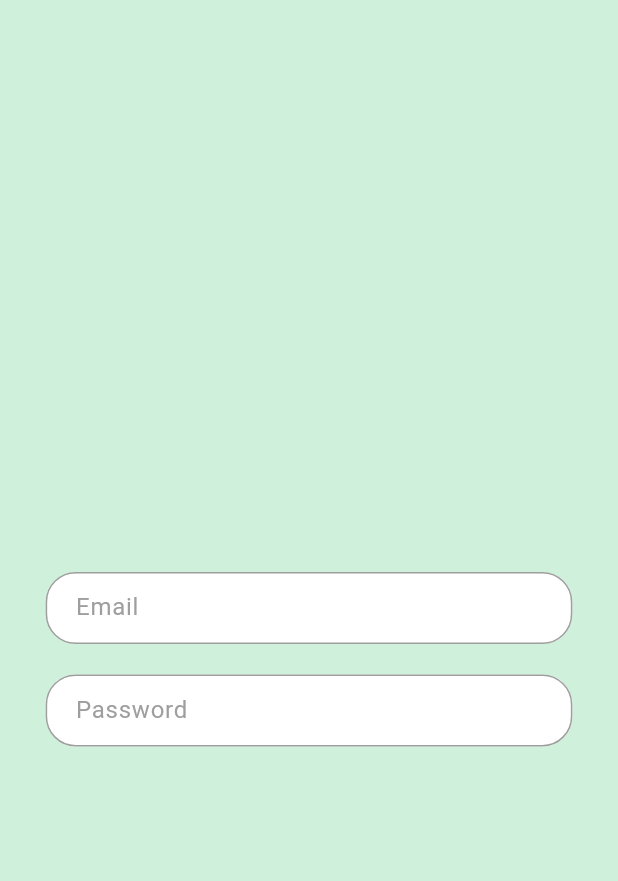
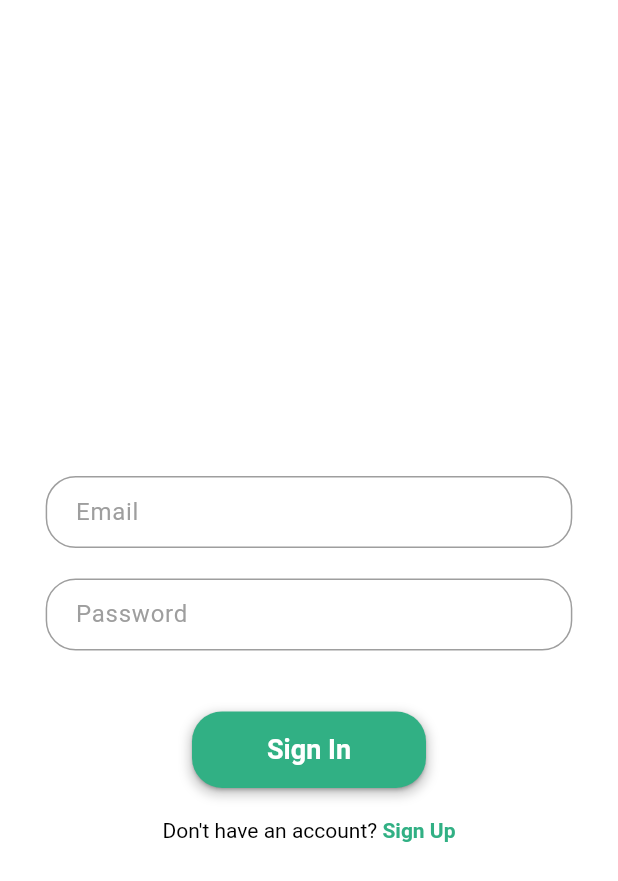
Before and after one commit to HamadaStudy/EZVocab, a Flutter app: the screen it shows after launch, on a phone screen of 412 x 824 dp. Shown: the top 881 px of the screen. Run offline on Flutter 3.47's test engine with Material 3 defaults, Android fonts, the light colour scheme and no system bars.

Commit message:
signup&signinページの実装

```diff
--- /dev/null
+++ b/lib/core/theme/app_pallete.dart
@@ -0,0 +1,19 @@
+import 'package:flutter/material.dart';
+
+class Pallete {
+  static const primaryColor = Color(0xFF31B084);
+  static const backgroundColor = Colors.white;
+  static const textColor = Colors.black;
+
+  static const borderColor = Colors.grey;
+
+  static const cardColor = Color.fromRGBO(30, 30, 30, 1);
+  static const greenColor = Colors.green;
+  static const subtitleText = Color(0xffa7a7a7);
+  static const inactiveBottomBarItemColor = Color(0xffababab);
+
+  static const Color whiteColor = Colors.white;
+  static const Color greyColor = Colors.grey;
+  static const Color errorColor = Colors.redAccent;
+  static const Color transparentColor = Colors.transparent;
+}
--- a/lib/core/theme/app_styles.dart
+++ b/lib/core/theme/app_styles.dart
@@ -3,8 +3,9 @@ import 'package:ezvocab/core/theme/size_config.dart';
 import 'package:flutter/material.dart';
 
 class AppStyles {
-  static const Color primaryColor = Color(0xFF296e48);
-  static const Color backgroundColor = Color.fromARGB(255, 207, 241, 219);
+  // static const Color primaryColor = Color(0xFF296e48);
+  // static const Color primaryColor = Color.fromARGB(255, 39, 105, 72);
+  // static const Color backgroundColor = Color.fromARGB(255, 49, 176, 132);
 
   static final headingTextStyle = TextStyle(
     fontSize: SizeConfig.getProportionateFontSize(36),
--- a/lib/core/widgets/common_text_field.dart
+++ b/lib/core/widgets/common_text_field.dart
@@ -1,3 +1,4 @@
+import 'package:ezvocab/core/theme/app_pallete.dart';
 import 'package:ezvocab/core/theme/app_styles.dart';
 import 'package:flutter/material.dart';
 
@@ -35,7 +36,7 @@ class CommonTextField extends StatelessWidget {
         focusedBorder: OutlineInputBorder(
           borderRadius: BorderRadius.circular(20.0),
           borderSide: const BorderSide(
-            color: AppStyles.primaryColor,
+            color: Pallete.borderColor,
             width: 2.0,
           ),
         ),
@@ -44,7 +45,7 @@ class CommonTextField extends StatelessWidget {
           horizontal: 16.0,
         ),
       ),
-      cursorColor: AppStyles.primaryColor,
+      cursorColor: Pallete.primaryColor,
     );
   }
 }
--- /dev/null
+++ b/lib/features/authentication/view/screens/sign_in_screen.dart
@@ -0,0 +1,78 @@
+import 'package:ezvocab/core/theme/app_pallete.dart';
+import 'package:ezvocab/core/theme/size_config.dart';
+import 'package:ezvocab/core/widgets/common_text_field.dart';
+import 'package:ezvocab/features/authentication/view/screens/sign_up_screen.dart';
+import 'package:ezvocab/features/authentication/view/widgets/auth_button.dart';
+import 'package:flutter/material.dart';
+
+class SignInScreen extends StatefulWidget {
+  const SignInScreen({super.key});
+
+  @override
+  State<SignInScreen> createState() => _SignInScreenState();
+}
+
+class _SignInScreenState extends State<SignInScreen> {
+  @override
+  Widget build(BuildContext context) {
+    return Scaffold(
+      backgroundColor: Pallete.backgroundColor,
+      body: Padding(
+        padding: EdgeInsetsGeometry.fromLTRB(
+          SizeConfig.getProportionateHeight(30),
+          SizeConfig.getProportionateWidth(50),
+          SizeConfig.getProportionateHeight(30),
+          0,
+        ),
+        child: Column(
+          mainAxisAlignment: MainAxisAlignment.center,
+          children: [
+            CommonTextField(
+              hintText: 'Email',
+              controller: TextEditingController(),
+              keyboardType: TextInputType.emailAddress,
+            ),
+            SizedBox(height: SizeConfig.getProportionateHeight(20)),
+            CommonTextField(
+              hintText: 'Password',
+              controller: TextEditingController(),
+              obscureText: true,
+            ),
+            SizedBox(height: SizeConfig.getProportionateHeight(40)),
+            AuthButton(
+              buttonText: 'Sign In',
+              onTap: () {
+                // Handle sign-in logic here
+              },
+            ),
+            SizedBox(height: SizeConfig.getProportionateHeight(20)),
+            GestureDetector(
+              onTap: () {
+                Navigator.push(
+                  context,
+                  MaterialPageRoute(builder: (context) => const SignUpScreen()),
+                );
+              },
+              child: RichText(
+                text: TextSpan(
+                  text: "Don't have an account? ",
+                  style: TextStyle(color: Pallete.textColor),
+                  children: [
+                    TextSpan(
+                      text: 'Sign Up',
+                      style: TextStyle(
+                        color: Pallete.primaryColor,
+                        fontWeight: FontWeight.bold,
+                      ),
+                      // Add gesture recognizer for sign-up action if needed
+                    ),
+                  ],
+                ),
+              ),
+            ),
+          ],
+        ),
+      ),
+    );
+  }
+}
--- a/lib/features/authentication/view/sign_in_screen.dart
+++ /dev/null
@@ -1,44 +0,0 @@
-import 'package:ezvocab/core/theme/app_styles.dart';
-import 'package:ezvocab/core/theme/size_config.dart';
-import 'package:ezvocab/core/widgets/common_text_field.dart';
-import 'package:flutter/material.dart';
-
-class SignInScreen extends StatefulWidget {
-  const SignInScreen({super.key});
-
-  @override
-  State<SignInScreen> createState() => _SignInScreenState();
-}
-
-class _SignInScreenState extends State<SignInScreen> {
-  @override
-  Widget build(BuildContext context) {
-    return Scaffold(
-      backgroundColor: AppStyles.backgroundColor,
-      body: Padding(
-        padding: EdgeInsetsGeometry.fromLTRB(
-          SizeConfig.getProportionateHeight(30),
-          SizeConfig.getProportionateWidth(50),
-          SizeConfig.getProportionateHeight(30),
-          0,
-        ),
-        child: Column(
-          mainAxisAlignment: MainAxisAlignment.center,
-          children: [
-            CommonTextField(
-              hintText: 'Email',
-              controller: TextEditingController(),
-              keyboardType: TextInputType.emailAddress,
-            ),
-            SizedBox(height: SizeConfig.getProportionateHeight(20)),
-            CommonTextField(
-              hintText: 'Password',
-              controller: TextEditingController(),
-              obscureText: true,
-            ),
-          ],
-        ),
-      ),
-    );
-  }
-}
--- /dev/null
+++ b/lib/features/authentication/view/widgets/auth_button.dart
@@ -0,0 +1,39 @@
+import 'package:ezvocab/core/theme/app_pallete.dart';
+import 'package:flutter/material.dart';
+
+class AuthButton extends StatelessWidget {
+  const AuthButton({super.key, required this.buttonText, required this.onTap});
+
+  final String buttonText;
+  final VoidCallback onTap;
+
+  @override
+  Widget build(BuildContext context) {
+    return Container(
+      decoration: BoxDecoration(
+        borderRadius: BorderRadius.circular(20),
+        boxShadow: [
+          BoxShadow(
+            color: Colors.grey.withValues(alpha: 0.5),
+            spreadRadius: 2,
+            blurRadius: 5,
+            offset: const Offset(0, 3),
+          ),
+        ],
+      ),
+      child: ElevatedButton(
+        onPressed: onTap,
+        child: Text(buttonText),
+        style: ElevatedButton.styleFrom(
+          backgroundColor: Pallete.primaryColor,
+          foregroundColor: Colors.white,
+          padding: const EdgeInsets.symmetric(horizontal: 50, vertical: 15),
+          shape: RoundedRectangleBorder(
+            borderRadius: BorderRadius.circular(20),
+          ),
+          textStyle: const TextStyle(fontSize: 18, fontWeight: FontWeight.bold),
+        ),
+      ),
+    );
+  }
+}
--- a/lib/features/splash_screens/splash_screen.dart
+++ b/lib/features/splash_screens/splash_screen.dart
@@ -1,5 +1,6 @@
+import 'package:ezvocab/core/theme/app_pallete.dart';
 import 'package:ezvocab/core/theme/app_styles.dart';
-import 'package:ezvocab/features/authentication/view/sign_in_screen.dart';
+import 'package:ezvocab/features/authentication/view/screens/sign_in_screen.dart';
 import 'package:flutter/material.dart';
 
 class SplashScreen extends StatefulWidget {
@@ -49,7 +50,7 @@ class _SplashScreenState extends State<SplashScreen>
   @override
   Widget build(BuildContext context) {
     return Scaffold(
-      backgroundColor: AppStyles.backgroundColor,
+      backgroundColor: Pallete.backgroundColor,
       body: Center(
         child: Column(
           mainAxisAlignment: MainAxisAlignment.center,
```
Also changed, not shown: lib/features/authentication/view/screens/sign_up_screen.dart (added, +84 -0 lines).
